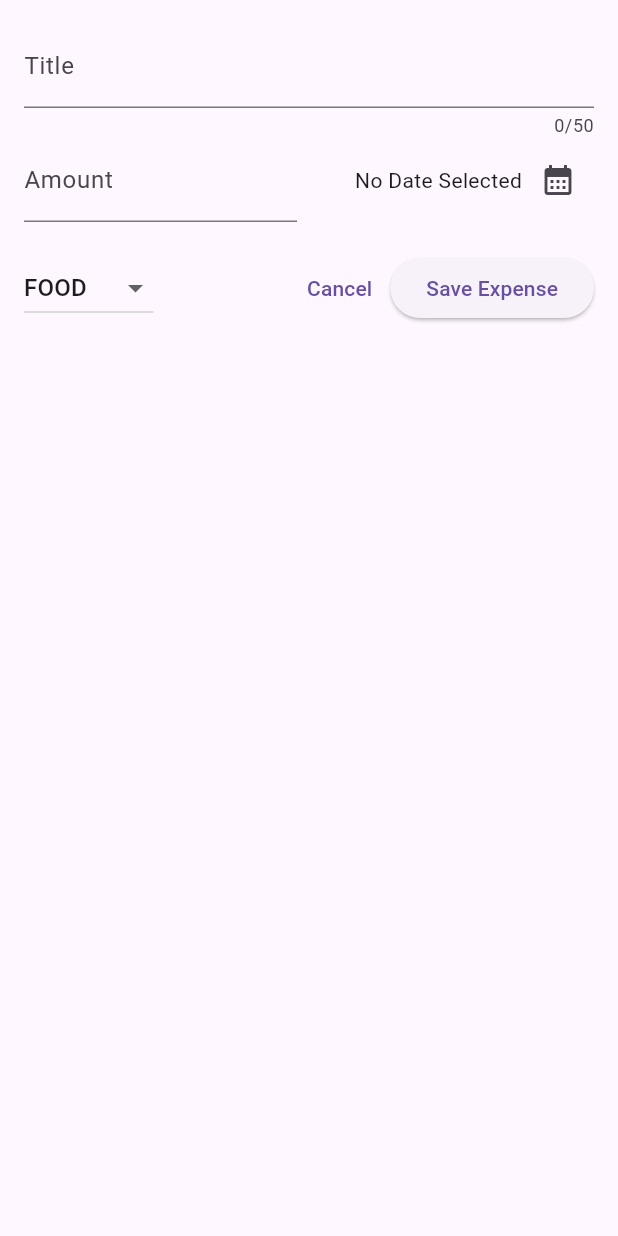
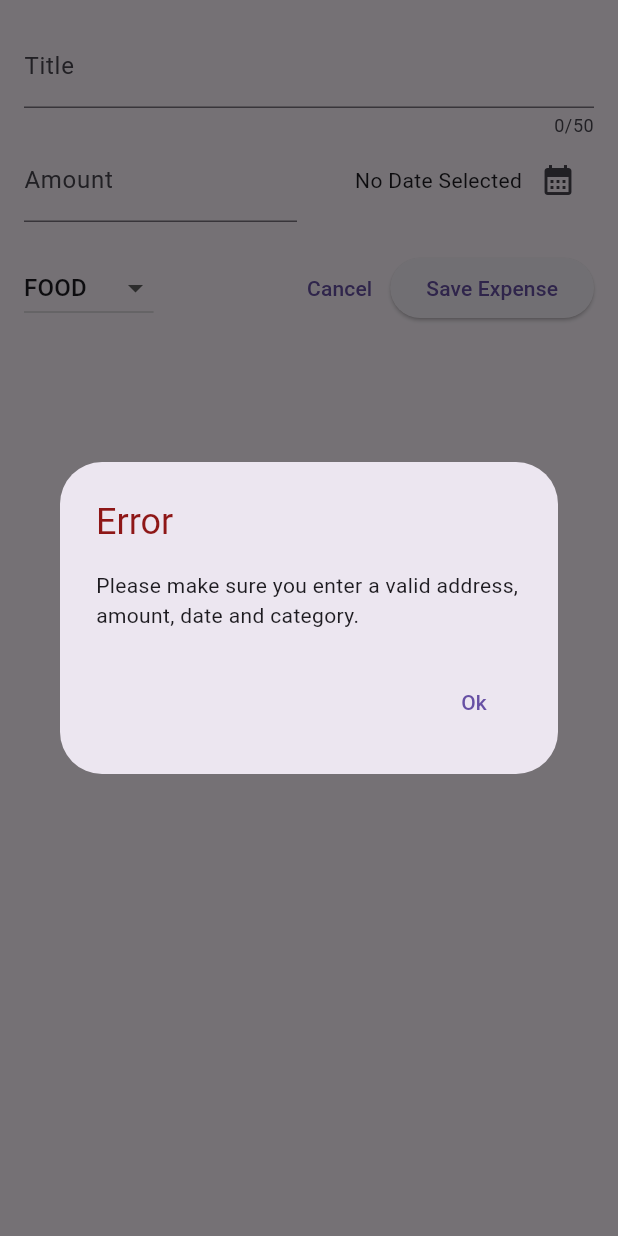
Before and after one commit to a7madDelea/Expenses, a Flutter app: the NewExpence widget shown alone on an empty page, opened directly, after a tap on "Save Expense", on a phone screen of 412 x 824 dp. Run offline on Flutter 3.47's test engine with Material 3 defaults, Android fonts, the phone set to English and light mode, and no system bars.

Commit message:
Show Error Dialog Create a dialog box to check the error.

```diff
--- a/lib/widgets/new_expense.dart
+++ b/lib/widgets/new_expense.dart
@@ -117,7 +117,35 @@ class _NewExpenceState extends State<NewExpence> {
                   child: const Text('Cancel'),
                 ),
                 ElevatedButton(
-                  onPressed: () {},
+                  onPressed: () {
+                    final double? enteredAmount =
+                        double.tryParse(_amountController.text);
+                    final bool amountIsInvalid =
+                        enteredAmount == null || enteredAmount <= 0;
+                    if (_titleController.text.trim().isEmpty ||
+                        amountIsInvalid ||
+                        _selectedDate == null) {
+                      showDialog(
+                        context: context,
+                        builder: (_) => AlertDialog(
+                          title: const Text(
+                            'Error',
+                            style: TextStyle(
+                              color: Color(0xFF8E1717),
+                            ),
+                          ),
+                          content: const Text(
+                              'Please make sure you enter a valid address, amount, date and category.'),
+                          actions: [
+                            TextButton(
+                              onPressed: () => Navigator.pop(context),
+                              child: const Text('Ok'),
+                            ),
+                          ],
+                        ),
+                      );
+                    }
+                  },
                   child: const Text('Save Expense'),
                 ),
               ],
```
